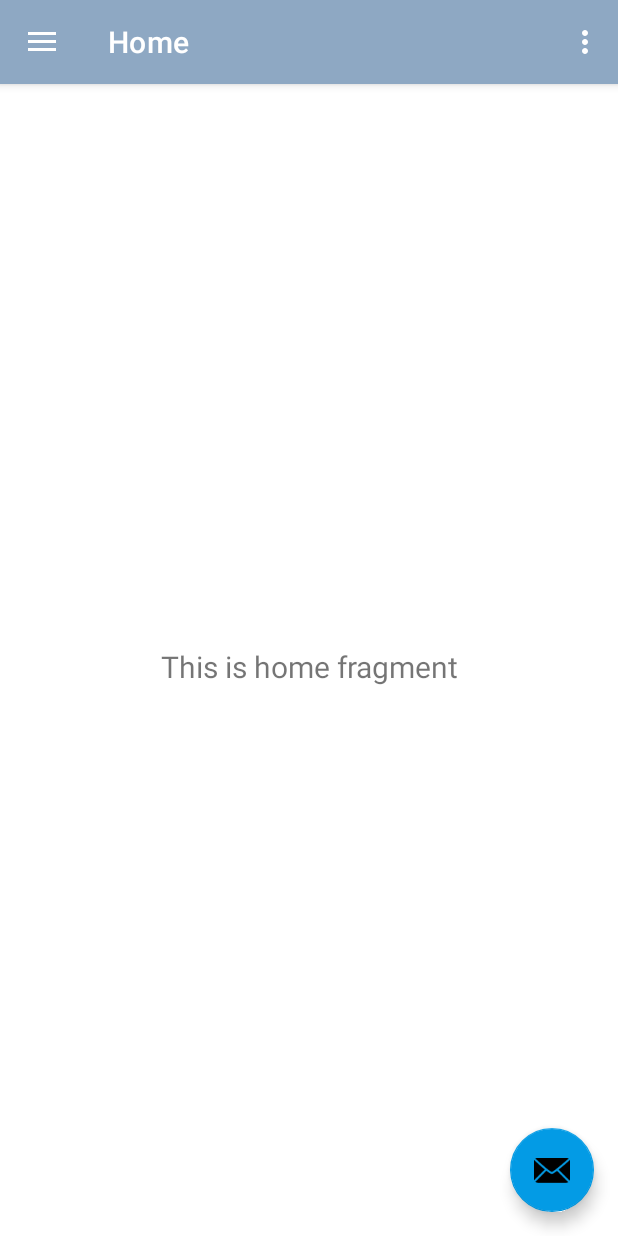
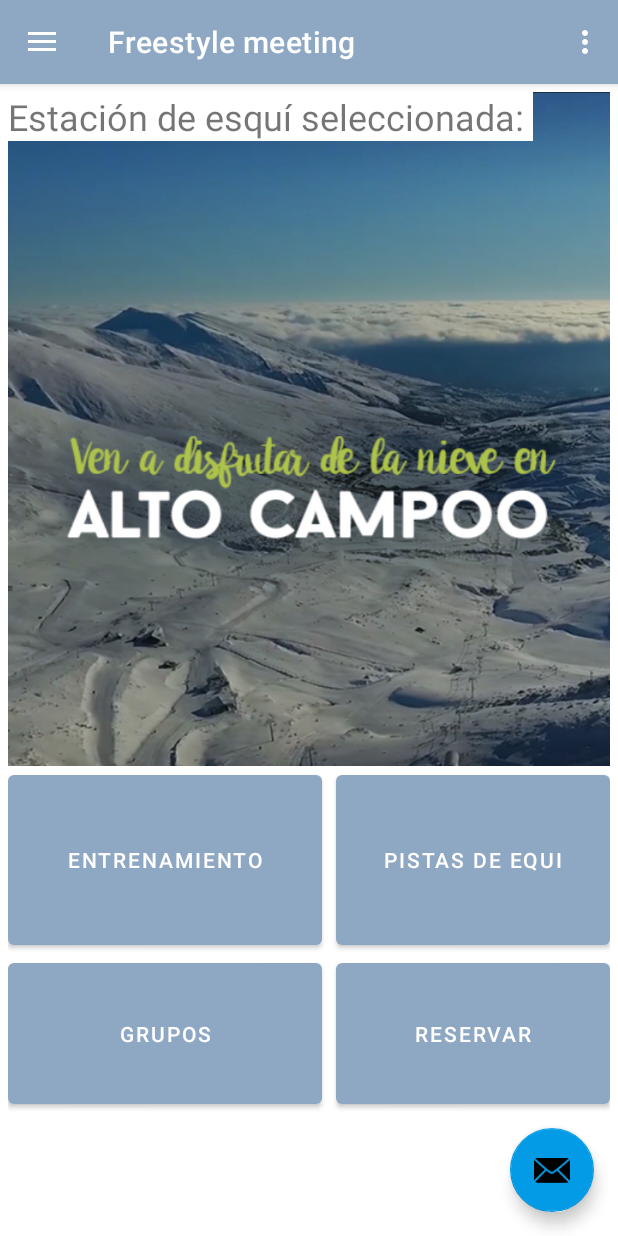
Before and after one commit to jorge-barrio/FreestyleMeeting, an Android app: the screen it shows after launch (NavegationDrawerActivity), on a phone screen of 412 x 824 dp. Run offline under Robolectric (Android 15) with nearby library versions, the phone set to English and light mode, and no system bars; our stand-ins replace navigation-ui.

Commit message:
Añadido Fragment

```diff
--- /dev/null
+++ b/app/src/main/java/com/example/freestylemeeting/HomeFragment.java
@@ -0,0 +1,64 @@
+package com.example.freestylemeeting;
+
+import android.os.Bundle;
+
+import androidx.fragment.app.Fragment;
+
+import android.view.LayoutInflater;
+import android.view.View;
+import android.view.ViewGroup;
+
+/**
+ * A simple {@link Fragment} subclass.
+ * Use the {@link HomeFragment#newInstance} factory method to
+ * create an instance of this fragment.
+ */
+public class HomeFragment extends Fragment {
+
+    // TODO: Rename parameter arguments, choose names that match
+    // the fragment initialization parameters, e.g. ARG_ITEM_NUMBER
+    private static final String ARG_PARAM1 = "param1";
+    private static final String ARG_PARAM2 = "param2";
+
+    // TODO: Rename and change types of parameters
+    private String mParam1;
+    private String mParam2;
+
+    public HomeFragment() {
+        // Required empty public constructor
+    }
+
+    /**
+     * Use this factory method to create a new instance of
+     * this fragment using the provided parameters.
+     *
+     * @param param1 Parameter 1.
+     * @param param2 Parameter 2.
+     * @return A new instance of fragment HomeFragment.
+     */
+    // TODO: Rename and change types and number of parameters
+    public static HomeFragment newInstance(String param1, String param2) {
+        HomeFragment fragment = new HomeFragment();
+        Bundle args = new Bundle();
+        args.putString(ARG_PARAM1, param1);
+        args.putString(ARG_PARAM2, param2);
+        fragment.setArguments(args);
+        return fragment;
+    }
+
+    @Override
+    public void onCreate(Bundle savedInstanceState) {
+        super.onCreate(savedInstanceState);
+        if (getArguments() != null) {
+            mParam1 = getArguments().getString(ARG_PARAM1);
+            mParam2 = getArguments().getString(ARG_PARAM2);
+        }
+    }
+
+    @Override
+    public View onCreateView(LayoutInflater inflater, ViewGroup container,
+                             Bundle savedInstanceState) {
+        // Inflate the layout for this fragment
+        return inflater.inflate(R.layout.fragment_home, container, false);
+    }
+}
--- a/app/src/main/java/com/example/freestylemeeting/ui/home/HomeFragment.java
+++ b/app/src/main/java/com/example/freestylemeeting/ui/home/HomeFragment.java
@@ -22,7 +22,7 @@
                              ViewGroup container, Bundle savedInstanceState) {
         homeViewModel =
                 new ViewModelProvider(this).get(HomeViewModel.class);
-        View root = inflater.inflate(R.layout.fragment_home, container, false);
+        View root = inflater.inflate(R.layout.fragment_home2, container, false);
         final TextView textView = root.findViewById(R.id.text_home);
         homeViewModel.getText().observe(getViewLifecycleOwner(), new Observer<String>() {
             @Override
--- a/app/src/main/res/layout/fragment_home.xml
+++ b/app/src/main/res/layout/fragment_home.xml
@@ -1,22 +1,78 @@
 <?xml version="1.0" encoding="utf-8"?>
-<androidx.constraintlayout.widget.ConstraintLayout xmlns:android="http://schemas.android.com/apk/res/android"
-    xmlns:app="http://schemas.android.com/apk/res-auto"
-    xmlns:tools="http://schemas.android.com/tools"
+<LinearLayout xmlns:android="http://schemas.android.com/apk/res/android"
+    android:orientation="vertical"
     android:layout_width="match_parent"
     android:layout_height="match_parent"
-    tools:context=".ui.home.HomeFragment">
+    android:background="#FFFFFF"
+    android:weightSum="4"
+    android:padding="5dp"> <!-- to show what the parent is -->
 
-    <TextView
-        android:id="@+id/text_home"
+    <LinearLayout
         android:layout_width="match_parent"
-        android:layout_height="wrap_content"
-        android:layout_marginStart="8dp"
-        android:layout_marginTop="8dp"
-        android:layout_marginEnd="8dp"
-        android:textAlignment="center"
-        android:textSize="20sp"
-        app:layout_constraintBottom_toBottomOf="parent"
-        app:layout_constraintEnd_toEndOf="parent"
-        app:layout_constraintStart_toStartOf="parent"
-        app:layout_constraintTop_toTopOf="parent" />
-</androidx.constraintlayout.widget.ConstraintLayout>
+        android:layout_height="373dp"
+        android:layout_weight="2"
+        android:background="@drawable/alto_campoo" >
+
+        <TextView
+            android:id="@+id/textView2"
+            android:layout_width="wrap_content"
+            android:layout_height="wrap_content"
+            android:background="#FFFFFF"
+            android:text="Estación de esquí seleccionada: "
+            android:textSize="24sp" />
+    </LinearLayout>
+
+    <TableLayout
+        android:layout_width="match_parent"
+        android:layout_height="231dp">
+
+        <TableRow
+            android:layout_width="match_parent"
+            android:layout_height="match_parent"
+            android:layout_weight="1"
+            android:gravity="center_horizontal">
+
+            <Button
+
+                android:id="@+id/training"
+                android:layout_width="187dp"
+                android:layout_height="match_parent"
+                android:layout_weight="1"
+                android:insetRight="5dp"
+                android:padding="18dip"
+                android:text="@string/training" />
+
+            <Button
+                android:id="@+id/ski_trails_button"
+                android:layout_width="match_parent"
+                android:layout_height="match_parent"
+                android:layout_weight="1"
+                android:insetLeft="5dp"
+                android:padding="18dip"
+                android:text="@string/ski_trails" />
+        </TableRow>
+
+        <TableRow
+            android:layout_width="match_parent"
+            android:layout_height="match_parent"
+            android:layout_weight="1">
+
+            <Button
+                android:id="@+id/groups_button"
+                android:layout_width="match_parent"
+                android:layout_height="match_parent"
+                android:layout_weight="1"
+                android:insetRight="5dp"
+                android:text="@string/groups" />
+
+            <Button
+                android:id="@+id/book_material_button"
+                android:layout_width="match_parent"
+                android:layout_height="match_parent"
+                android:layout_weight="1"
+                android:insetLeft="5dp"
+                android:text="@string/book_material" />
+        </TableRow>
+
+    </TableLayout>
+</LinearLayout>
--- /dev/null
+++ b/app/src/main/res/layout/fragment_home2.xml
@@ -0,0 +1,22 @@
+<?xml version="1.0" encoding="utf-8"?>
+<androidx.constraintlayout.widget.ConstraintLayout xmlns:android="http://schemas.android.com/apk/res/android"
+    xmlns:app="http://schemas.android.com/apk/res-auto"
+    xmlns:tools="http://schemas.android.com/tools"
+    android:layout_width="match_parent"
+    android:layout_height="match_parent"
+    tools:context=".ui.home.HomeFragment">
+
+    <TextView
+        android:id="@+id/text_home"
+        android:layout_width="match_parent"
+        android:layout_height="wrap_content"
+        android:layout_marginStart="8dp"
+        android:layout_marginTop="8dp"
+        android:layout_marginEnd="8dp"
+        android:textAlignment="center"
+        android:textSize="20sp"
+        app:layout_constraintBottom_toBottomOf="parent"
+        app:layout_constraintEnd_toEndOf="parent"
+        app:layout_constraintStart_toStartOf="parent"
+        app:layout_constraintTop_toTopOf="parent" />
+</androidx.constraintlayout.widget.ConstraintLayout>
--- a/app/src/main/res/navigation/mobile_navigation.xml
+++ b/app/src/main/res/navigation/mobile_navigation.xml
@@ -7,8 +7,8 @@
 
     <fragment
         android:id="@+id/nav_home"
-        android:name="com.example.freestylemeeting.ui.home.HomeFragment"
-        android:label="@string/menu_home"
+        android:name="com.example.freestylemeeting.HomeFragment"
+        android:label="@string/app_name"
         tools:layout="@layout/fragment_home" />
 
     <fragment
--- a/app/src/main/res/values/strings.xml
+++ b/app/src/main/res/values/strings.xml
@@ -16,4 +16,6 @@
     <string name="menu_gallery">Gallery</string>
     <string name="menu_slideshow">Slideshow</string>
     <string name="title_activity_navegation_drawer">NavegationDrawerActivity</string>
+    <!-- TODO: Remove or change this placeholder text -->
+    <string name="hello_blank_fragment">Hello blank fragment</string>
 </resources>
```
